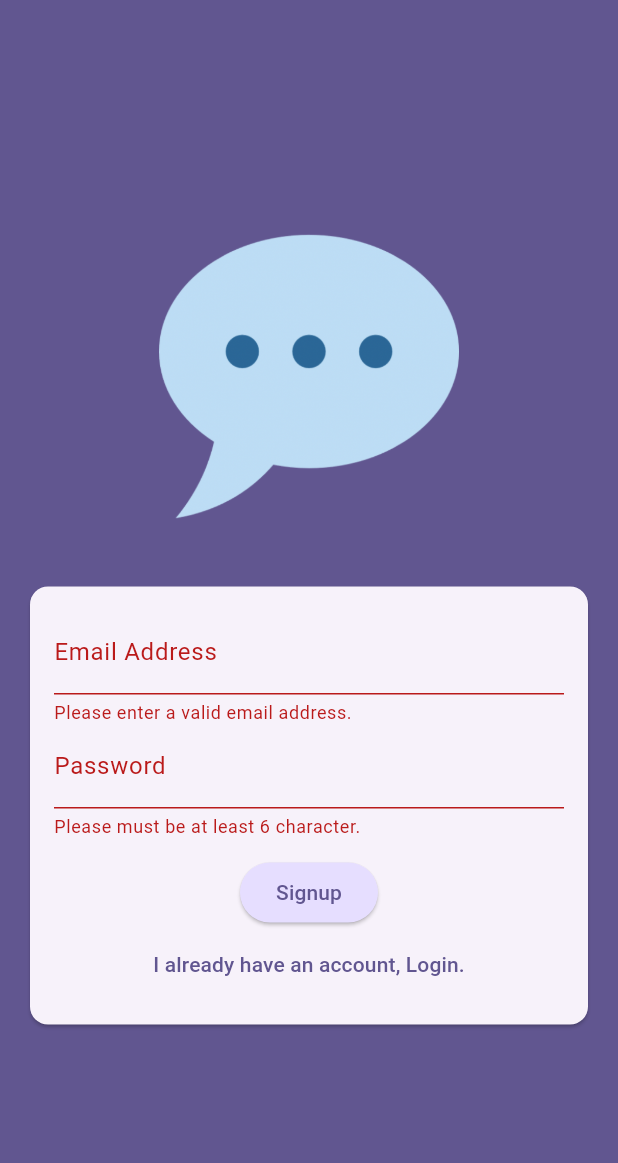
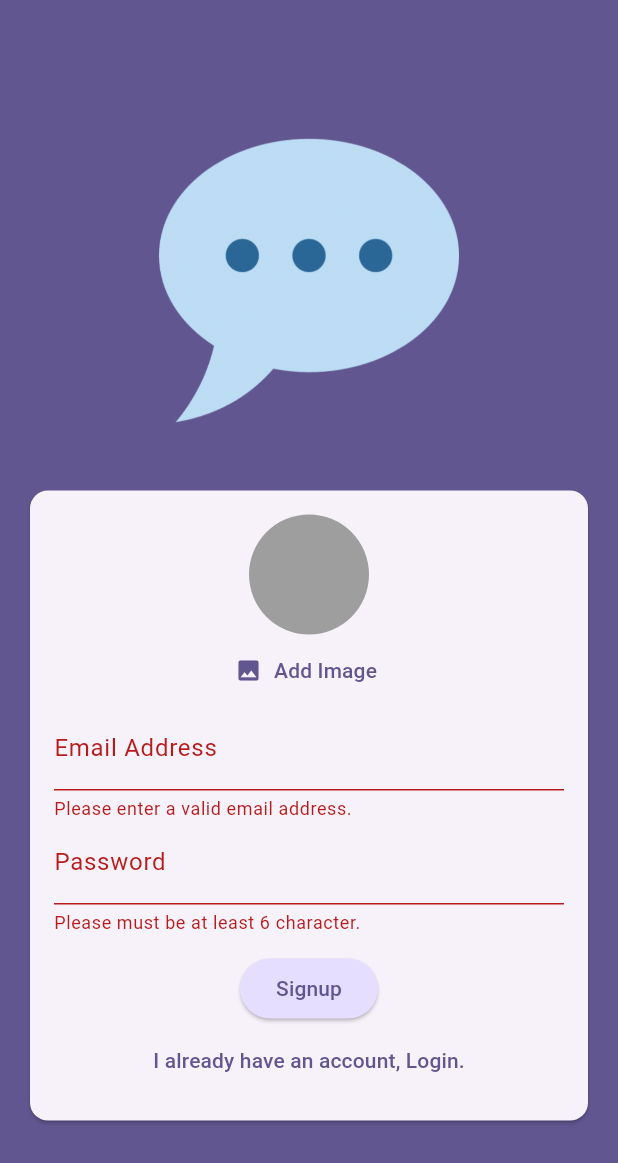
Before and after one commit to Aman-Singh-Rawat/chat-app, a Flutter app: the screen it shows after launch, after a tap on "Login", after a tap on "Create an account", on a phone screen of 412 x 824 dp. Shown: the top 1163 px of the screen. Run offline on Flutter 3.47's test engine with Material 3 defaults, Android fonts, the phone set to English and light mode, and no system bars; our stand-ins replace firebase_auth, firebase_core, image_picker; accounts and stored records are empty.

Commit message:
get image from gallery

```diff
--- a/lib/main.dart
+++ b/lib/main.dart
@@ -1,4 +1,7 @@
 import 'package:chat_app/screens/auth.dart';
+import 'package:chat_app/screens/chat.dart';
+import 'package:chat_app/screens/splash.dart';
+import 'package:firebase_auth/firebase_auth.dart';
 import 'package:flutter/material.dart';
 import 'package:firebase_core/firebase_core.dart';
 import 'firebase_options.dart';
@@ -14,7 +17,6 @@ void main() async {
 class MyApp extends StatelessWidget {
   const MyApp({super.key});
 
-  // This widget is the root of your application.
   @override
   Widget build(BuildContext context) {
     return MaterialApp(
@@ -23,7 +25,19 @@ class MyApp extends StatelessWidget {
             colorScheme: ColorScheme.fromSeed(
               seedColor: const Color.fromARGB(255, 63, 17, 177),)
         ),
-        home: const AuthScreen(),
+        home: StreamBuilder(
+          stream: FirebaseAuth.instance.authStateChanges(),
+          builder: (ctx, snapshot) {
+            if(snapshot.connectionState == ConnectionState.waiting) {
+              return const SplashScreen();
+            }
+            if(snapshot.hasData) {
+              return const ChatScreen();
+            }
+
+            return const AuthScreen();
+          },
+        ),
     );
   }
 }
--- a/lib/screens/auth.dart
+++ b/lib/screens/auth.dart
@@ -1,5 +1,7 @@
+import 'dart:io';
+
+import 'package:chat_app/widgets/user_image_picker.dart';
 import 'package:firebase_auth/firebase_auth.dart';
-import 'package:flutter/cupertino.dart';
 import 'package:flutter/material.dart';
 
 final _firebase = FirebaseAuth.instance;
@@ -16,24 +18,31 @@ class _AuthScreenState extends State<AuthScreen> {
   final _formKey = GlobalKey<FormState>();
   var _enteredEmail = "";
   var _enteredPassword = "";
+  File? _selectedImage;
 
   void _submit() async {
     final isValid = _formKey.currentState!.validate();
 
-    if (!isValid) {
+    if (!isValid || !_isLogin && _selectedImage == null) {
       return;
     }
+
     _formKey.currentState!.save();
 
+    try {
       if (_isLogin) {
-      //TODO LOGIN USER
-    } else {
-      try {
-        final userCredential = await _firebase.createUserWithEmailAndPassword(
+        final userCredentials = await _firebase.signInWithEmailAndPassword(
           email: _enteredEmail,
           password: _enteredPassword,
         );
-        print(userCredential);
+        print(userCredentials);
+      } else {
+        final userCredentials = await _firebase.createUserWithEmailAndPassword(
+          email: _enteredEmail,
+          password: _enteredPassword,
+        );
+        print(userCredentials);
+      }
     } on FirebaseAuthException catch (error) {
       if (error.code == "email-already-in-use") {}
       ScaffoldMessenger.of(context).clearSnackBars();
@@ -42,7 +51,6 @@ class _AuthScreenState extends State<AuthScreen> {
           content: Text(error.message ?? "Authentication failed."),
         ),
       );
-      }
     }
   }
 
@@ -75,6 +83,12 @@ class _AuthScreenState extends State<AuthScreen> {
                       child: Column(
                         mainAxisSize: MainAxisSize.min,
                         children: [
+                          if (!_isLogin)
+                            UserImagePicker(
+                              onPickImage: (pickedImage) {
+                                _selectedImage = pickedImage;
+                              },
+                            ),
                           TextFormField(
                             decoration: const InputDecoration(
                                 labelText: "Email Address"),
--- /dev/null
+++ b/lib/screens/splash.dart
@@ -0,0 +1,12 @@
+import 'package:flutter/cupertino.dart';
+
+class SplashScreen extends StatelessWidget {
+  const SplashScreen({super.key});
+
+  @override
+  Widget build(BuildContext context) {
+    return Center(
+      child: Text("Loading..."),
+    );
+  }
+}
--- /dev/null
+++ b/lib/widgets/user_image_picker.dart
@@ -0,0 +1,61 @@
+import 'dart:io';
+import 'dart:math';
+
+import 'package:flutter/cupertino.dart';
+import 'package:flutter/material.dart';
+import 'package:image_picker/image_picker.dart';
+
+class UserImagePicker extends StatefulWidget {
+  const UserImagePicker({
+    super.key,
+    required this.onPickImage,
+  });
+
+  final void Function(File pickedImage) onPickImage;
+
+  @override
+  State<UserImagePicker> createState() => _UserImagePicker();
+}
+
+class _UserImagePicker extends State<UserImagePicker> {
+  File? _pickedImageFile;
+
+  void _pickImage() async {
+    final pickedImage = await ImagePicker().pickImage(
+      source: ImageSource.gallery,
+      imageQuality: 50,
+      maxWidth: 150,
+    );
+
+    if (pickedImage == null) {
+      return;
+    }
+
+    setState(() {
+      _pickedImageFile = File(pickedImage.path);
+    });
+    widget.onPickImage(_pickedImageFile!);
+  }
+
+  @override
+  Widget build(BuildContext context) {
+    return Column(
+      children: [
+        CircleAvatar(
+          radius: 40,
+          backgroundColor: Colors.grey,
+          foregroundImage:
+          _pickedImageFile != null ? FileImage(_pickedImageFile!) : null,
+        ),
+        TextButton.icon(
+          icon: const Icon(Icons.image),
+          label: Text(
+            "Add Image",
+            style: TextStyle(color: Theme.of(context).colorScheme.primary),
+          ),
+          onPressed: _pickImage,
+        )
+      ],
+    );
+  }
+}
--- a/pubspec.yaml
+++ b/pubspec.yaml
@@ -37,6 +37,7 @@ dependencies:
   cupertino_icons: ^1.0.8
   firebase_core: ^3.8.1
   firebase_auth: ^5.3.4
+  image_picker: ^1.1.2
 
 dev_dependencies:
   flutter_test:
```
Also changed, not shown: lib/screens/chat.dart (added, +29 -0 lines), pubspec.lock, 5 other files. Lines whose indentation alone changed are shown as unchanged.
